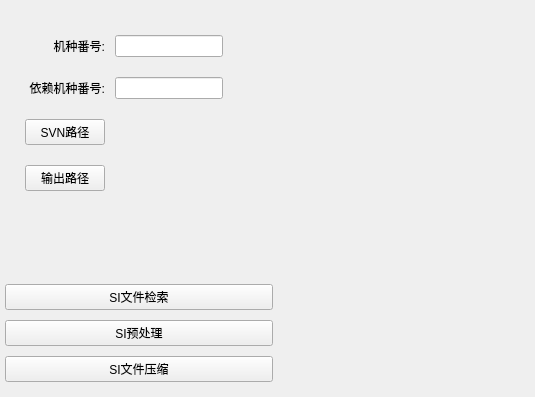
Above: Template/Forms/SIForm.ui from 335134701/QT_Demo before the change. Below: the same form after it.
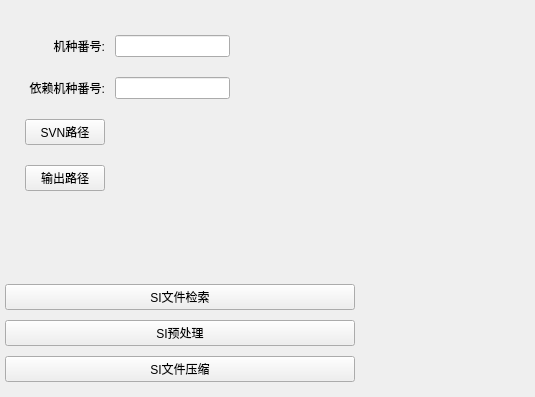
That is the form after the change.

What changed in the file:
```diff
--- a/Template/Forms/SIForm.ui
+++ b/Template/Forms/SIForm.ui
@@ -55,13 +55,13 @@
      </property>
      <property name="minimumSize">
       <size>
-       <width>200</width>
+       <width>350</width>
        <height>0</height>
       </size>
      </property>
      <property name="maximumSize">
       <size>
-       <width>400</width>
+       <width>550</width>
        <height>16777215</height>
       </size>
      </property>
```
Left out of the diff: 92 changed lines with no effect on the pictures.
